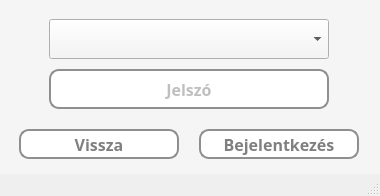
The window that src/main/resources/ui/default/loginScreen.ui (pkristof1999/Szakdolgozat) describes before a commit, drawn with Qt 5.
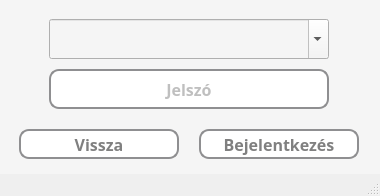
The same window after the commit.

Patch:
```diff
--- a/src/main/resources/ui/default/loginScreen.ui
+++ b/src/main/resources/ui/default/loginScreen.ui
@@ -50,7 +50,7 @@
       </font>
      </property>
      <property name="editable">
-      <bool>false</bool>
+      <bool>true</bool>
      </property>
      <property name="currentText">
       <string/>
```
